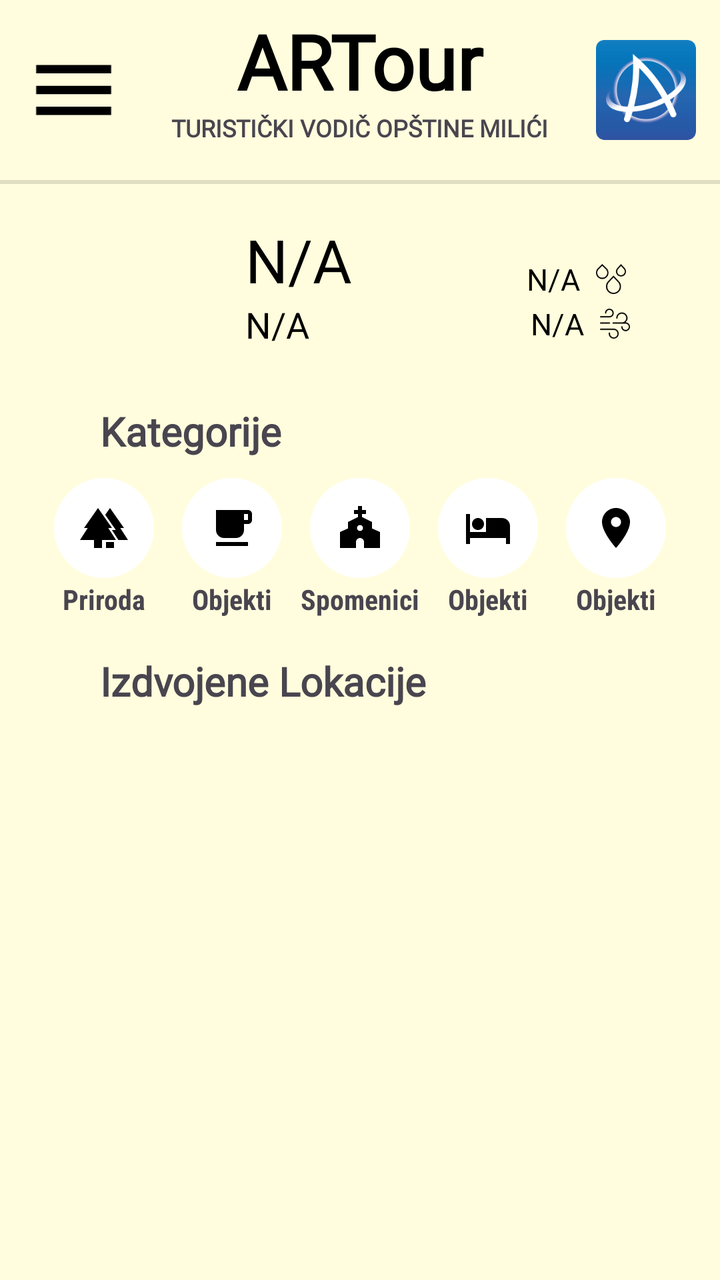
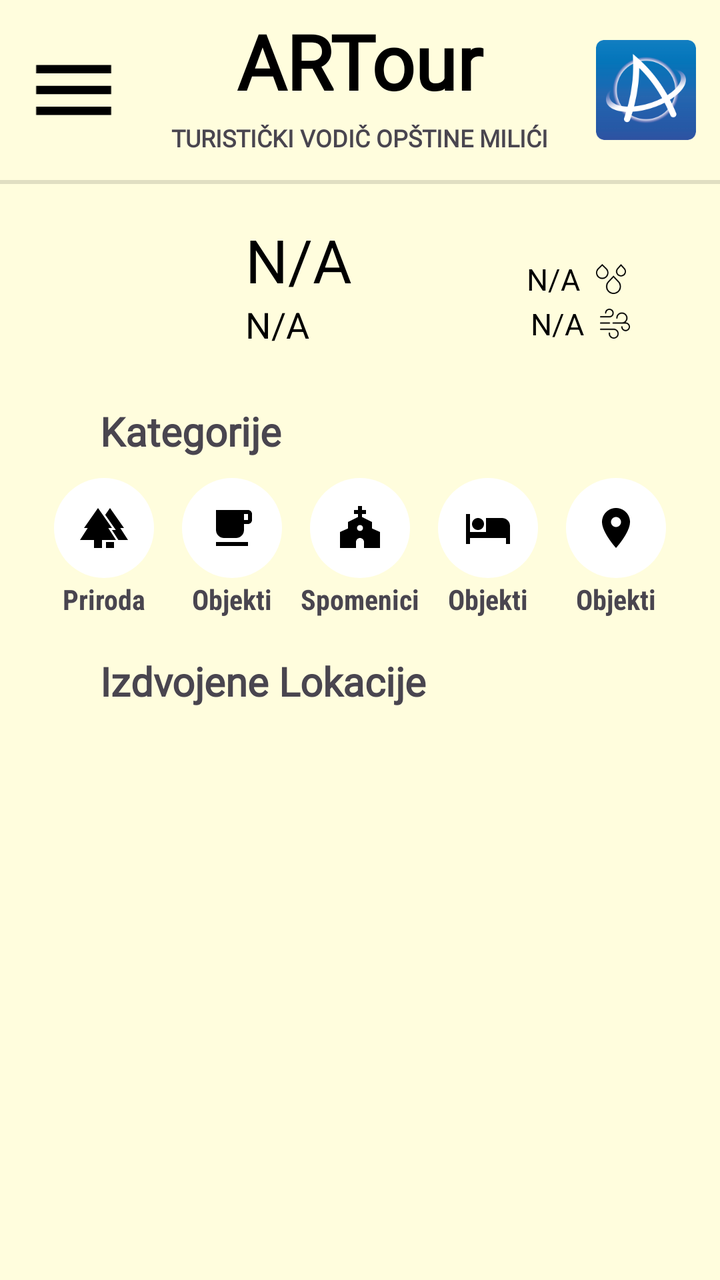

Compare the two renders of this Android layout. The source of the first and the diff that turns it into the second are given below.
<!-- AndroidManifest.xml: application theme Theme.ARTour -->
<!-- res/layout/fragment_pocetna.xml -->
<?xml version="1.0" encoding="utf-8"?>
<androidx.coordinatorlayout.widget.CoordinatorLayout xmlns:android="http://schemas.android.com/apk/res/android"
    xmlns:app="http://schemas.android.com/apk/res-auto"
    xmlns:tools="http://schemas.android.com/tools"
    android:layout_width="match_parent"
    android:layout_height="match_parent"
    android:background="@color/pozadina"
    android:elevation="0dp"
    tools:context=".PocetnaFragment">


    <LinearLayout
        android:id="@+id/linearLayout"
        android:layout_width="match_parent"
        android:layout_height="match_parent"
        android:layout_marginBottom="120dp"
        android:orientation="vertical">

        <androidx.cardview.widget.CardView
            android:layout_width="match_parent"
            android:layout_height="90dp"
            android:visibility="visible"
            app:cardBackgroundColor="#00000000"
            app:cardElevation="0dp"
            app:cardMaxElevation="0dp">

            <LinearLayout
                android:layout_width="match_parent"
                android:layout_height="match_parent"
                android:layout_gravity="center_horizontal"
                android:elevation="8dp"
                android:orientation="horizontal"
                android:visibility="visible">

                <ImageView
                    android:id="@+id/menu"
                    android:layout_width="50dp"
                    android:layout_height="50dp"
                    android:layout_gravity="center"
                    android:layout_weight="1"
                    app:srcCompat="@drawable/baseline_menu_24" />

                <LinearLayout
                    android:layout_width="wrap_content"
                    android:layout_height="match_parent"
                    android:layout_gravity="center"
                    android:layout_marginVertical="5dp"
                    android:layout_weight="1"
                    android:orientation="vertical">

                    <TextView
                        android:id="@+id/glavniNaslov"
                        android:layout_width="match_parent"
                        android:layout_height="wrap_content"
                        android:fontFamily="@font/carossoftbold"
                        android:text="ARTour"
                        android:textAlignment="center"
                        android:textColor="@color/black"
                        android:textSize="38dp"
                        android:textStyle="bold" />

                    <TextView
                        android:id="@+id/naslov"
                        android:layout_width="wrap_content"
                        android:layout_height="wrap_content"
                        android:layout_gravity="center|top"
                        android:autoSizeTextType="uniform"
                        android:fontFamily="@font/carossoftbold"
                        android:text="TURISTIČKI VODIČ OPŠTINE MILIĆI"
                        android:textSize="12dp"
                        android:textStyle="bold" />
                </LinearLayout>

                <ImageView
                    android:id="@+id/ikonica"
                    android:layout_width="50dp"
                    android:layout_height="50dp"
                    android:layout_gravity="center"
                    android:layout_weight="1"
                    android:src="@drawable/minilogo" />

            </LinearLayout>

        </androidx.cardview.widget.CardView>

        <View
            android:id="@+id/divider"
            android:layout_width="match_parent"
            android:layout_height="2dp"
            android:background="?android:attr/listDivider" />

        <androidx.cardview.widget.CardView
            android:layout_width="match_parent"
            android:layout_height="wrap_content"

            android:layout_marginHorizontal="20dp"
            android:layout_marginVertical="10dp"
            android:foregroundGravity="center"
            app:cardBackgroundColor="#00FFFFFF"
            app:cardElevation="0dp"
            app:cardMaxElevation="0dp">

            <LinearLayout
                android:layout_width="match_parent"
                android:layout_height="wrap_content"
                android:orientation="horizontal">

                <LinearLayout
                    android:layout_width="wrap_content"
                    android:layout_height="80dp"
                    android:layout_gravity="center"
                    android:layout_weight="1"
                    android:gravity="center"
                    android:orientation="vertical">

                    <ImageView
                        android:id="@+id/weatherIconImageView"
                        android:layout_width="60dp"
                        android:layout_height="60dp"
                        android:layout_below="@id/windSpeedTextView"
                        android:layout_gravity="center|center_horizontal|center_vertical" />
                </LinearLayout>

                <LinearLayout
                    android:layout_width="wrap_content"
                    android:layout_height="wrap_content"
                    android:layout_gravity="center"
                    android:layout_weight="1"
                    android:gravity="center"
                    android:orientation="vertical">

                    <TextView
                        android:id="@+id/temperatureTextView"
                        android:layout_width="match_parent"
                        android:layout_height="wrap_content"
                        android:layout_gravity="center_horizontal"
                        android:autoSizeTextType="uniform"
                        android:text="N/A"
                        android:textColor="@color/black"
                        android:textSize="30sp" />

                    <TextView
                        android:id="@+id/weatherInfoTextView"
                        android:layout_width="match_parent"
                        android:layout_height="wrap_content"
                        android:layout_below="@id/humidityTextView"
                        android:layout_gravity="center_horizontal"
                        android:autoSizeTextType="uniform"
                        android:text="N/A"
                        android:textColor="@color/black"
                        android:textSize="18sp" />

                </LinearLayout>

                <LinearLayout
                    android:layout_width="wrap_content"
                    android:layout_height="60dp"
                    android:layout_gravity="center|right"
                    android:layout_marginRight="10dp"
                    android:layout_weight="1"
                    android:gravity="bottom|right"
                    android:orientation="vertical">

                    <LinearLayout
                        android:layout_width="wrap_content"
                        android:layout_height="wrap_content"
                        android:layout_gravity="right"
                        android:layout_marginRight="15dp"
                        android:gravity="center|center_horizontal|center_vertical"
                        android:orientation="horizontal"
                        android:padding="2dp">

                        <TextView
                            android:id="@+id/humidityTextView"
                            android:layout_width="wrap_content"
                            android:layout_height="wrap_content"
                            android:layout_below="@id/temperatureTextView"
                            android:layout_gravity="left"
                            android:autoSizeMaxTextSize="15sp"
                            android:autoSizeTextType="uniform"
                            android:gravity="left"
                            android:text="N/A"
                            android:textColor="@color/black"
                            android:textSize="15sp" />

                        <ImageView
                            android:id="@+id/vlaga"
                            android:layout_width="15dp"
                            android:layout_height="15dp"
                            android:layout_gravity="center|right"
                            android:layout_marginLeft="8dp"
                            android:src="@drawable/raindrops" />
                    </LinearLayout>

                    <LinearLayout
                        android:layout_width="wrap_content"
                        android:layout_height="wrap_content"
                        android:layout_gravity="right"
                        android:layout_marginRight="15dp"
                        android:gravity="center|center_horizontal|center_vertical"
                        android:orientation="horizontal">

                        <TextView
                            android:id="@+id/windSpeedTextView"
                            android:layout_width="wrap_content"
                            android:layout_height="wrap_content"
                            android:layout_below="@id/weatherInfoTextView"
                            android:layout_gravity="left"
                            android:autoSizeTextType="uniform"
                            android:gravity="left"
                            android:text="N/A"
                            android:textColor="@color/black"
                            android:textSize="15sp" />

                        <ImageView
                            android:id="@+id/vjetar"
                            android:layout_width="15dp"
                            android:layout_height="15dp"
                            android:layout_gravity="center|right"
                            android:layout_marginLeft="8dp"
                            android:src="@drawable/wind" />
                    </LinearLayout>

                </LinearLayout>


            </LinearLayout>

        </androidx.cardview.widget.CardView>

        <androidx.cardview.widget.CardView
            android:layout_width="match_parent"
            android:layout_height="120dp"
            android:layout_marginBottom="15dp"
            app:cardBackgroundColor="#00000000"
            app:cardElevation="0dp"
            app:cardMaxElevation="0dp">

            <LinearLayout
                android:layout_width="match_parent"
                android:layout_height="match_parent"
                android:orientation="vertical">

                <TextView
                    android:id="@+id/kategorije"
                    android:layout_width="wrap_content"
                    android:layout_height="wrap_content"
                    android:layout_marginHorizontal="50dp"
                    android:layout_marginVertical="10dp"
                    android:fontFamily="@font/carossoftbold"
                    android:text="Kategorije"
                    android:textSize="20sp"
                    android:textStyle="bold" />

                <LinearLayout
                    android:layout_width="match_parent"
                    android:layout_height="70dp"
                    android:layout_marginHorizontal="20dp"
                    android:clipToPadding="false"
                    android:orientation="horizontal">

                    <FrameLayout
                        android:id="@+id/frame1"
                        android:layout_width="60dp"
                        android:layout_height="match_parent"
                        android:layout_weight="1"
                        android:translationX="0dp"
                        android:translationY="0dp">

                        <ImageButton
                            android:id="@+id/dugme1"
                            android:layout_width="50dp"
                            android:layout_height="50dp"
                            android:layout_gravity="center|top"
                            android:background="@drawable/round_btn"
                            android:scaleType="centerInside"
                            android:src="@drawable/baseline_forest_24"
                            app:layout_anchor="@id/frame_layout"
                            app:layout_anchorGravity="center|center_horizontal|center_vertical" />

                        <TextView
                            android:id="@+id/tekst1"
                            android:layout_width="match_parent"
                            android:layout_height="match_parent"
                            android:layout_gravity="center"
                            android:fontFamily="sans-serif-condensed"
                            android:gravity="bottom|center"
                            android:text="Priroda"
                            android:textStyle="bold"
                            app:layout_anchor="@+id/frame1"
                            app:layout_anchorGravity="center|center_horizontal|center_vertical" />

                    </FrameLayout>

                    <FrameLayout
                        android:id="@+id/frame2"
                        android:layout_width="60dp"
                        android:layout_height="match_parent"
                        android:layout_weight="1"
                        android:translationX="0dp"
                        android:translationY="0dp">

                        <ImageButton
                            android:id="@+id/dugme2"
                            android:layout_width="50dp"
                            android:layout_height="50dp"
                            android:layout_gravity="center|top"
                            android:background="@drawable/round_btn"
                            android:scaleType="centerInside"
                            android:src="@drawable/baseline_local_cafe_24"
                            app:layout_anchor="@id/frame_layout"
                            app:layout_anchorGravity="center|center_horizontal|center_vertical" />

                        <TextView
                            android:id="@+id/tekst2"
                            android:layout_width="match_parent"
                            android:layout_height="match_parent"
                            android:layout_gravity="center"
                            android:fontFamily="sans-serif-condensed"
                            android:gravity="bottom|center"
                            android:text="Objekti"
                            android:textStyle="bold"
                            app:layout_anchor="@+id/frame1"
                            app:layout_anchorGravity="center|center_horizontal|center_vertical" />

                    </FrameLayout>

                    <FrameLayout
                        android:id="@+id/frame3"
                        android:layout_width="60dp"
                        android:layout_height="match_parent"
                        android:layout_weight="1"
                        android:translationX="0dp"
                        android:translationY="0dp">

                        <ImageButton
                            android:id="@+id/dugme3"
                            android:layout_width="50dp"
                            android:layout_height="50dp"
                            android:layout_gravity="center|top"
                            android:background="@drawable/round_btn"
                            android:scaleType="centerInside"
                            android:src="@drawable/baseline_church_24"
                            app:layout_anchor="@id/frame_layout"
                            app:layout_anchorGravity="center|center_horizontal|center_vertical" />

                        <TextView
                            android:id="@+id/tekst3"
                            android:layout_width="match_parent"
                            android:layout_height="match_parent"
                            android:fontFamily="sans-serif-condensed"
                            android:gravity="bottom|center"
                            android:text="Spomenici"
                            android:textStyle="bold"
                            app:layout_anchor="@+id/frame1"
                            app:layout_anchorGravity="bottom|center" />
                    </FrameLayout>

                    <FrameLayout
                        android:id="@+id/frame4"
                        android:layout_width="60dp"
                        android:layout_height="match_parent"
                        android:layout_weight="1"
                        android:translationX="0dp"
                        android:translationY="0dp">

                        <ImageButton
                            android:id="@+id/dugme4"
                            android:layout_width="50dp"
                            android:layout_height="50dp"
                            android:layout_gravity="center|top"
                            android:background="@drawable/round_btn"
                            android:scaleType="centerInside"
                            android:src="@drawable/baseline_hotel_24"
                            app:layout_anchor="@id/frame_layout"
                            app:layout_anchorGravity="center|top" />

                        <TextView
                            android:id="@+id/tekst4"
                            android:layout_width="match_parent"
                            android:layout_height="match_parent"
                            android:fontFamily="sans-serif-condensed"
                            android:gravity="bottom|center"
                            android:text="Objekti"
                            android:textStyle="bold"
                            app:layout_anchor="@+id/frame1"
                            app:layout_anchorGravity="bottom|center" />
                    </FrameLayout>

                    <FrameLayout
                        android:id="@+id/frame5"
                        android:layout_width="60dp"
                        android:layout_height="match_parent"
                        android:layout_weight="1"
                        android:translationX="0dp"
                        android:translationY="0dp">

                        <ImageButton
                            android:id="@+id/dugme5"
                            android:layout_width="50dp"
                            android:layout_height="50dp"
                            android:layout_gravity="center|top"
                            android:background="@drawable/round_btn"
                            android:scaleType="centerInside"
                            android:src="@drawable/baseline_place_24"
                            app:layout_anchor="@id/frame_layout"
                            app:layout_anchorGravity="center|top" />

                        <TextView
                            android:id="@+id/tekst5"
                            android:layout_width="match_parent"
                            android:layout_height="match_parent"
                            android:fontFamily="sans-serif-condensed"
                            android:gravity="bottom|center"
                            android:text="Objekti"
                            android:textStyle="bold"
                            app:layout_anchor="@+id/frame1"
                            app:layout_anchorGravity="bottom|center" />
                    </FrameLayout>
                </LinearLayout>
            </LinearLayout>

        </androidx.cardview.widget.CardView>

        <androidx.cardview.widget.CardView
            android:layout_width="match_parent"
            android:layout_height="match_parent"
            android:outlineAmbientShadowColor="#100F0F"
            app:cardBackgroundColor="#00000000"
            app:cardElevation="0dp"
            app:cardMaxElevation="0dp">

            <LinearLayout
                android:layout_width="match_parent"
                android:layout_height="match_parent"
                android:orientation="vertical">

                <TextView
                    android:id="@+id/kartice"
                    android:layout_width="wrap_content"
                    android:layout_height="wrap_content"
                    android:layout_marginHorizontal="50dp"
                    android:layout_marginBottom="10dp"
                    android:fontFamily="@font/carossoftbold"
                    android:text="Izdvojene Lokacije"
                    android:textSize="20dp"
                    android:textStyle="bold" />

                    <androidx.viewpager2.widget.ViewPager2
                        android:id="@+id/viewPager"
                        android:layout_width="match_parent"
                        android:layout_height="match_parent"
                        app:layout_anchor="@+id/frame_layout"
                        android:orientation="horizontal"/>
            </LinearLayout>

        </androidx.cardview.widget.CardView>

    </LinearLayout>

    <FrameLayout
        android:id="@+id/frame_layout"
        android:layout_width="match_parent"
        android:layout_height="match_parent" />


    <com.google.android.material.bottomappbar.BottomAppBar
        android:id="@+id/bottomAppBar"
        android:layout_width="match_parent"
        android:layout_height="wrap_content"
        android:layout_gravity="bottom"
        android:background="@android:color/white"
        android:visibility="invisible"
        app:fabCradleMargin="10dp"
        app:fabCradleRoundedCornerRadius="50dp">

    </com.google.android.material.bottomappbar.BottomAppBar>

    <com.google.android.material.bottomnavigation.BottomNavigationView
        android:id="@+id/bottomNavigationView"
        android:layout_width="wrap_content"
        android:layout_height="wrap_content"
        android:layout_gravity="bottom|center_vertical"
        android:layout_marginHorizontal="40dp"
        android:background="@color/white"
        android:visibility="invisible"
        app:labelVisibilityMode="labeled"
        app:menu="@menu/bottom_menu" />

</androidx.coordinatorlayout.widget.CoordinatorLayout>
<!-- resources referenced by this layout -->
<resources>
  <color name="black">#FF000000</color>
  <color name="pozadina">#fffddd</color>
  <color name="white">#FFFFFFFF</color>
  <!-- drawable baseline_church_24 (drawable) -->
  <vector android:height="24dp" android:tint="#000000"
      android:viewportHeight="24" android:viewportWidth="24"
      android:width="24dp" xmlns:android="http://schemas.android.com/apk/res/android">
      <path android:fillColor="@android:color/white" android:pathData="M18,12.22V9l-5,-2.5V5h2V3h-2V1h-2v2H9v2h2v1.5L6,9v3.22L2,14v8h8v-3c0,-1.1 0.9,-2 2,-2s2,0.9 2,2v3h8v-8L18,12.22zM12,13.5c-0.83,0 -1.5,-0.67 -1.5,-1.5s0.67,-1.5 1.5,-1.5s1.5,0.67 1.5,1.5S12.83,13.5 12,13.5z"/>
  </vector>
  <!-- drawable baseline_forest_24 (drawable) -->
  <vector android:height="24dp" android:tint="#000000"
      android:viewportHeight="24" android:viewportWidth="24"
      android:width="24dp" xmlns:android="http://schemas.android.com/apk/res/android">
      <path android:fillColor="@android:color/white" android:pathData="M16,12l-7,-10l-7,10l1.86,0l-3.86,6l7,0l0,4l4,0l0,-4l7,0l-3.86,-6z"/>
      <path android:fillColor="@android:color/white" android:pathData="M20.14,12l1.86,0l-7,-10l-2.39,3.41l5.31,7.59l-1.92,0l-0.03,0l3.22,5l4.81,0z"/>
      <path android:fillColor="@android:color/white" android:pathData="M13,19h4v3h-4z"/>
  </vector>
  <!-- drawable baseline_hotel_24 (drawable) -->
  <vector android:height="24dp" android:tint="#000000"
      android:viewportHeight="24" android:viewportWidth="24"
      android:width="24dp" xmlns:android="http://schemas.android.com/apk/res/android">
      <path android:fillColor="@android:color/white" android:pathData="M7,13c1.66,0 3,-1.34 3,-3S8.66,7 7,7s-3,1.34 -3,3 1.34,3 3,3zM19,7h-8v7L3,14L3,5L1,5v15h2v-3h18v3h2v-9c0,-2.21 -1.79,-4 -4,-4z"/>
  </vector>
  <!-- drawable baseline_local_cafe_24 (drawable) -->
  <vector android:height="24dp" android:tint="#000000"
      android:viewportHeight="24" android:viewportWidth="24"
      android:width="24dp" xmlns:android="http://schemas.android.com/apk/res/android">
      <path android:fillColor="@android:color/white" android:pathData="M20,3L4,3v10c0,2.21 1.79,4 4,4h6c2.21,0 4,-1.79 4,-4v-3h2c1.11,0 2,-0.9 2,-2L22,5c0,-1.11 -0.89,-2 -2,-2zM20,8h-2L18,5h2v3zM4,19h16v2L4,21z"/>
  </vector>
  <!-- drawable baseline_menu_24 (drawable) -->
  <vector android:height="24dp" android:tint="#000000"
      android:viewportHeight="24" android:viewportWidth="24"
      android:width="24dp" xmlns:android="http://schemas.android.com/apk/res/android">
      <path android:fillColor="@android:color/white" android:pathData="M3,18h18v-2L3,16v2zM3,13h18v-2L3,11v2zM3,6v2h18L21,6L3,6z"/>
  </vector>
  <!-- drawable baseline_place_24 (drawable) -->
  <vector android:height="24dp" android:tint="#000000"
      android:viewportHeight="24" android:viewportWidth="24"
      android:width="24dp" xmlns:android="http://schemas.android.com/apk/res/android">
      <path android:fillColor="@android:color/white" android:pathData="M12,2C8.13,2 5,5.13 5,9c0,5.25 7,13 7,13s7,-7.75 7,-13c0,-3.87 -3.13,-7 -7,-7zM12,11.5c-1.38,0 -2.5,-1.12 -2.5,-2.5s1.12,-2.5 2.5,-2.5 2.5,1.12 2.5,2.5 -1.12,2.5 -2.5,2.5z"/>
  </vector>
  <!-- drawable minilogo: png bitmap (drawable, 16555 bytes) -->
  <!-- drawable raindrops: png bitmap (drawable, 1776 bytes) -->
  <!-- drawable round_btn (drawable) -->
  <?xml version="1.0" encoding="utf-8"?>
  <shape xmlns:android="http://schemas.android.com/apk/res/android">
      <corners android:radius="1000dp" />
      <solid android:color="@color/white"/>
  </shape>
  <!-- drawable wind: png bitmap (drawable, 1515 bytes) -->
  <style name="Theme.ARTour" parent="Base.Theme.ARTour" />
  <style name="Base.Theme.ARTour" parent="Theme.Material3.DayNight.NoActionBar">
          
          
          <item name="android:statusBarColor" tools:targetApi="1">@color/pozadina</item>
          <item name="android:navigationBarColor">@color/pozadina</item>
      </style>
</resources>

<!-- the commit's change to res/layout/fragment_pocetna.xml (unified diff, before → after) -->
@@ -52,6 +52,7 @@
                         android:id="@+id/glavniNaslov"
                         android:layout_width="match_parent"
                         android:layout_height="wrap_content"
+                        android:autoSizeTextType="uniform"
                         android:fontFamily="@font/carossoftbold"
                         android:text="ARTour"
                         android:textAlignment="center"
@@ -64,6 +65,7 @@
                         android:layout_width="wrap_content"
                         android:layout_height="wrap_content"
                         android:layout_gravity="center|top"
+                        android:layout_marginTop="5dp"
                         android:autoSizeTextType="uniform"
                         android:fontFamily="@font/carossoftbold"
                         android:text="TURISTIČKI VODIČ OPŠTINE MILIĆI"
